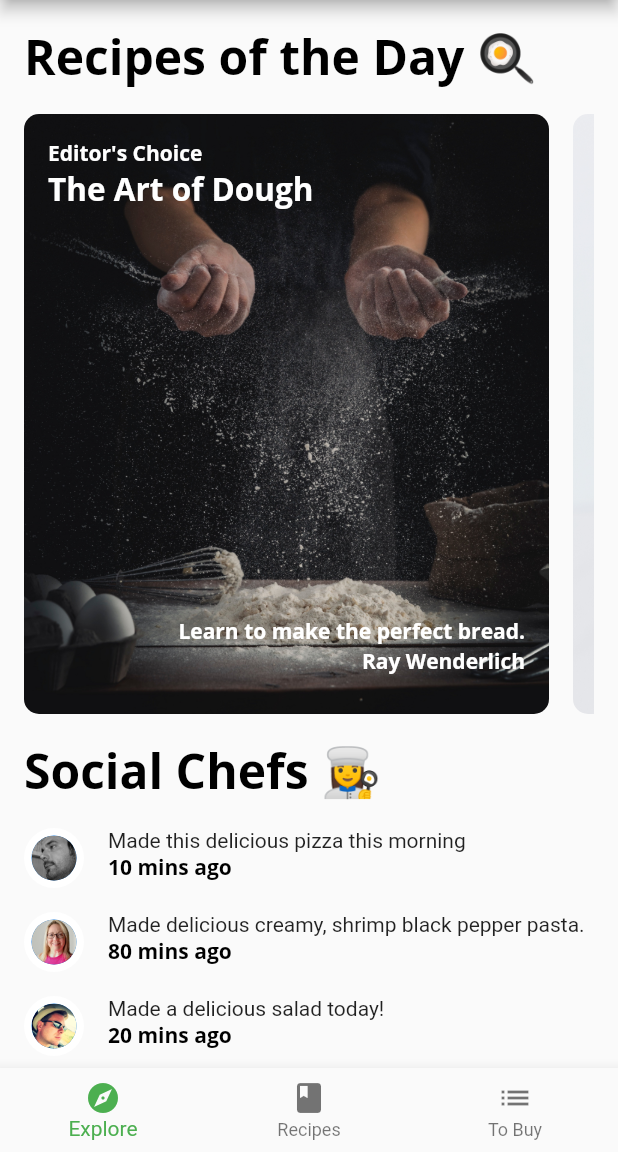
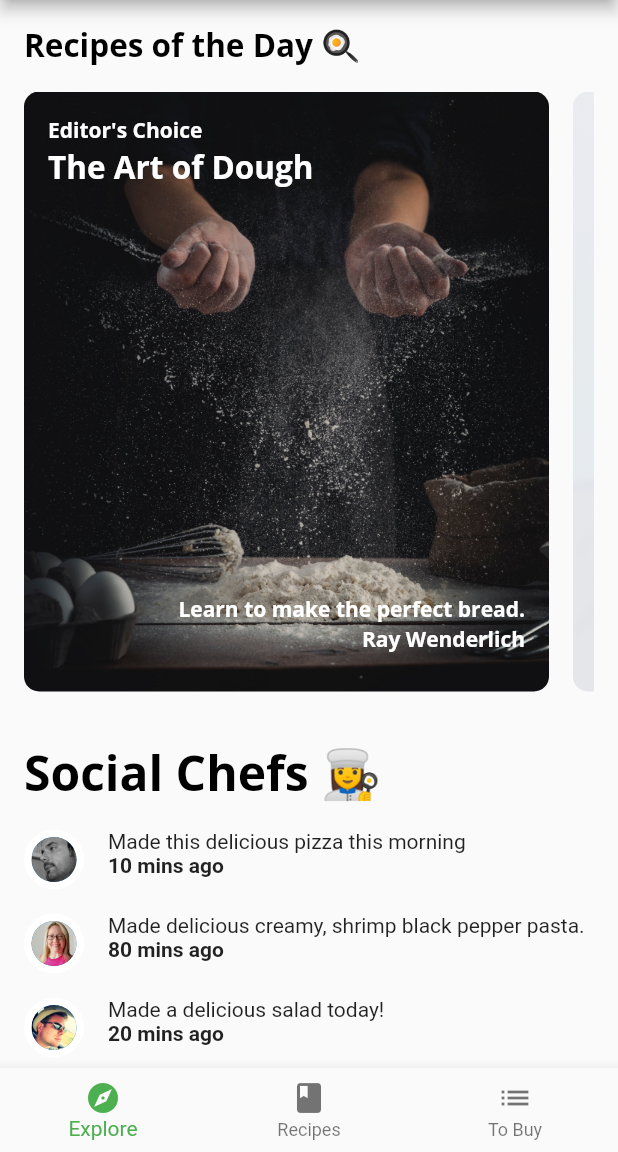
Before and after one commit to hramaroson/fooderlichv2, a Flutter app: the Home screen opened directly with empty values, on a phone screen of 412 x 824 dp, the part 84-1236 px from its top. Run offline on Flutter 3.47's test engine with Material 2 defaults, Android fonts, the light colour scheme and no system bars; our stand-ins replace flutter_colorpicker, google_fonts, shared_preferences, smooth_page_indicator, webview_flutter; accounts and stored records are empty.

Commit message:
Lots of fixes !

```diff
--- a/lib/components/author_card.dart
+++ b/lib/components/author_card.dart
@@ -1,5 +1,4 @@
 import 'package:flutter/material.dart';
-
 import '../fooderlich_theme.dart';
 import 'circle_image.dart';
 
@@ -12,14 +11,14 @@ class AuthorCard extends StatefulWidget {
     super.key,
     required this.authorName,
     required this.title,
-    this.imageProvider,
+    this.imageProvider
   });
 
   @override
-  AuthorCardState createState() => AuthorCardState();
+  State<StatefulWidget> createState() => _AuthorCardState();
 }
 
-class AuthorCardState extends State<AuthorCard> {
+class _AuthorCardState extends State<AuthorCard> {
   bool _isFavorited = false;
 
   @override
@@ -29,38 +28,36 @@ class AuthorCardState extends State<AuthorCard> {
       child: Row(
         mainAxisAlignment: MainAxisAlignment.spaceBetween,
         children: [
-          Row(children: [
           CircleImage(
+            imageRadius: 28,
             imageProvider: widget.imageProvider,
-              imageRadius: 28,
           ),
           const SizedBox(width: 8),
           Column(
             crossAxisAlignment: CrossAxisAlignment.start,
-              children: [
+            children:[
               Text(
                 widget.authorName,
-                  style: FooderlichTheme.lightTextTheme.headline2,
+                style: FooderlichTheme.lightTextTheme.displayMedium
               ),
               Text(
                 widget.title,
-                  style: FooderlichTheme.lightTextTheme.headline3,
+                style: FooderlichTheme.lightTextTheme.displaySmall
+              )
+            ]
+          ),
+          IconButton(
+            icon: Icon( _isFavorited ? Icons.favorite : Icons.favorite_border),
+            iconSize: 30,
+            color: Colors.red[400],
+            onPressed: (){
+                setState(() {
+                  _isFavorited =!_isFavorited;
+                });
+            }
           )
         ],
-            ),
-          ]),
-          IconButton(
-            icon: Icon(_isFavorited ? Icons.favorite : Icons.favorite_border),
-            iconSize: 30,
-            color: Colors.red[400],
-            onPressed: () {
-              setState(() {
-                _isFavorited = !_isFavorited;
-              });
-            },
-          ),
-        ],
-      ),
+      )
     );
   }
 }
--- a/lib/components/card1.dart
+++ b/lib/components/card1.dart
@@ -1,15 +1,13 @@
 import 'package:flutter/material.dart';
-
 import '../fooderlich_theme.dart';
 import '../models/models.dart';
 
-class Card1 extends StatelessWidget {
+class Card1 extends StatelessWidget{
   final ExploreRecipe recipe;
 
   const Card1({
     super.key,
-    required this.recipe,
-  });
+    required this.recipe});
 
   @override
   Widget build(BuildContext context) {
@@ -18,48 +16,44 @@ class Card1 extends StatelessWidget {
         padding: const EdgeInsets.all(16),
         constraints: const BoxConstraints.expand(
           width: 350,
-          height: 450,
+          height: 450
         ),
         decoration: BoxDecoration(
           image: DecorationImage(
             image: AssetImage(recipe.backgroundImage),
-            fit: BoxFit.cover,
+            fit: BoxFit.cover
           ),
-          borderRadius: const BorderRadius.all(
-            Radius.circular(10.0),
-          ),
+          borderRadius: const BorderRadius.all(Radius.circular(10.0))
         ),
         child: Stack(
           children: [
             Text(
               recipe.subtitle,
-              style: FooderlichTheme.darkTextTheme.bodyText1,
-            ),
+              style: FooderlichTheme.darkTextTheme.bodyLarge),
             Positioned(
               top: 20,
               child: Text(
                 recipe.title,
-                style: FooderlichTheme.darkTextTheme.headline2,
-              ),
+                style: FooderlichTheme.darkTextTheme.displayMedium,
+              )
             ),
             Positioned(
               bottom: 30,
               right: 0,
               child: Text(
                 recipe.message,
-                style: FooderlichTheme.darkTextTheme.bodyText1,
-              ),
+                style: FooderlichTheme.darkTextTheme.bodyLarge
+              )
             ),
             Positioned(
               bottom: 10,
               right: 0,
               child: Text(
                 recipe.authorName,
-                style: FooderlichTheme.darkTextTheme.bodyText1,
-              ),
-            )
+                style: FooderlichTheme.darkTextTheme.bodyLarge
+              ))
           ],
-        ),
+        )
       ),
     );
   }
--- a/lib/components/card2.dart
+++ b/lib/components/card2.dart
@@ -1,16 +1,9 @@
 import 'package:flutter/material.dart';
-
 import '../fooderlich_theme.dart';
-import '../models/models.dart';
 import 'author_card.dart';
 
 class Card2 extends StatelessWidget {
-  final ExploreRecipe recipe;
-
-  const Card2({
-    super.key,
-    required this.recipe,
-  });
+  const Card2({super.key});
 
   @override
   Widget build(BuildContext context) {
@@ -18,34 +11,34 @@ class Card2 extends StatelessWidget {
       child: Container(
               constraints: const BoxConstraints.expand(
                 width: 350,
-          height: 450,
+                height: 450
               ),
-        decoration: BoxDecoration(
+              decoration: const BoxDecoration(
                 image: DecorationImage(
-            image: AssetImage(recipe.backgroundImage),
-            fit: BoxFit.cover,
+                  image: AssetImage('assets/magazine_pics/mag2.png'),
+                  fit: BoxFit.cover
                 ),
-          borderRadius: const BorderRadius.all(
-            Radius.circular(10.0),
-          ),
+                borderRadius: BorderRadius.all(
+                  Radius.circular(10.0)
+                )
               ),
               child: Column(
                 children: [
-            AuthorCard(
-              authorName: recipe.authorName,
-              title: recipe.role,
-              imageProvider: AssetImage(recipe.profileImage),
+                  const AuthorCard(
+                    authorName: 'Mike Katz',
+                    title: 'Smoothie connaisseur',
+                    imageProvider: AssetImage('assets/profile_pics/author_katz.jpeg'),
                   ),
                   Expanded(
-              child: Stack(
+                    child:Stack(
                       children: [
                         Positioned(
                           bottom: 16,
                           right: 16,
                           child: Text(
-                      recipe.title,
-                      style: FooderlichTheme.lightTextTheme.headline1,
-                    ),
+                            'Recipe',
+                            style: FooderlichTheme.lightTextTheme.displayLarge,
+                          )
                         ),
                         Positioned(
                           bottom: 70,
@@ -53,17 +46,16 @@ class Card2 extends StatelessWidget {
                           child: RotatedBox(
                             quarterTurns: 3,
                             child: Text(
-                        recipe.subtitle,
-                        style: FooderlichTheme.lightTextTheme.headline1,
-                      ),
-                    ),
-                  ),
+                              'Smoothies',
+                              style:FooderlichTheme.lightTextTheme.displayLarge)
+                            )
+                        )
                       ],
                     ),
-            ),
-          ],
-        ),
-      ),
+                  )
+                ]
+              )
+        )
     );
   }
 }
--- a/lib/components/friend_post_list_view.dart
+++ b/lib/components/friend_post_list_view.dart
@@ -1,14 +1,14 @@
 import 'package:flutter/material.dart';
 
-import '../components/components.dart';
 import '../models/models.dart';
+import 'components.dart';
 
 class FriendPostListView extends StatelessWidget {
   final List<Post> friendPosts;
 
   const FriendPostListView({
     super.key,
-    required this.friendPosts,
+    required this.friendPosts
   });
 
   @override
@@ -17,21 +17,20 @@ class FriendPostListView extends StatelessWidget {
     padding: const EdgeInsets.only(
       left: 16,
       right: 16,
-        top: 0,
+      top: 16
     ),
     child: Column(
       crossAxisAlignment: CrossAxisAlignment.start,
       children: [
         Text(
           'Social Chefs 👩‍🍳',
-            style: Theme.of(context).textTheme.headline1,
+          style: Theme.of(context).textTheme.displayLarge
         ),
         const SizedBox(height: 16),
         ListView.separated(
           primary: false,
           physics: const NeverScrollableScrollPhysics(),
           shrinkWrap: true,
-            scrollDirection: Axis.vertical,
           itemCount: friendPosts.length,
           itemBuilder: (context, index) {
             final post = friendPosts[index];
@@ -39,9 +38,9 @@ class FriendPostListView extends StatelessWidget {
           },
           separatorBuilder: (context, index) {
             return const SizedBox(height: 16);
-            },
+          }
         ),
-          const SizedBox(height: 16),
+      const SizedBox(height: 16)
       ],
     ),
   );
--- a/lib/components/friend_post_tile.dart
+++ b/lib/components/friend_post_tile.dart
@@ -3,12 +3,11 @@ import 'package:flutter/material.dart';
 import '../components/components.dart';
 import '../models/models.dart';
 
-class FriendPostTile extends StatelessWidget {
+class FriendPostTile extends StatelessWidget{
   final Post post;
-
   const FriendPostTile({
     super.key,
-    required this.post,
+    required this.post
   });
 
   @override
@@ -19,7 +18,7 @@ class FriendPostTile extends StatelessWidget {
       children: [
         CircleImage(
           imageProvider: AssetImage(post.profileImageUrl),
-          imageRadius: 20,
+          imageRadius: 20
         ),
         const SizedBox(width: 16),
         Expanded(
@@ -29,12 +28,13 @@ class FriendPostTile extends StatelessWidget {
                 Text(post.comment),
                 Text(
                   '${post.timestamp} mins ago',
-                style: Theme.of(context).textTheme.bodyText1,
-              ),
+                  style: const TextStyle(fontWeight: FontWeight.w700),
+                )
+
               ],
           ),
-        ),
-      ],
+        )
+      ]
     );
   }
 }
--- a/lib/components/today_recipe_list_view.dart
+++ b/lib/components/today_recipe_list_view.dart
@@ -1,14 +1,13 @@
 import 'package:flutter/material.dart';
-
 import '../components/components.dart';
 import '../models/models.dart';
 
-class TodayRecipeListView extends StatelessWidget {
+class TodayRecipeListView extends StatelessWidget{
   final List<ExploreRecipe> recipes;
 
   const TodayRecipeListView({
     super.key,
-    required this.recipes,
+    required this.recipes
   });
 
   @override
@@ -17,14 +16,14 @@ class TodayRecipeListView extends StatelessWidget {
       padding: const EdgeInsets.only(
         left: 16,
         right: 16,
-        top: 16,
-      ),
+        top: 16
+        ),
       child: Column(
         crossAxisAlignment: CrossAxisAlignment.start,
         children: [
           Text(
             'Recipes of the Day 🍳',
-            style: Theme.of(context).textTheme.headline1,
+            style: Theme.of(context).textTheme.displayMedium
           ),
           const SizedBox(height: 16),
           Container(
@@ -33,29 +32,30 @@ class TodayRecipeListView extends StatelessWidget {
             child: ListView.separated(
               scrollDirection: Axis.horizontal,
               itemCount: recipes.length,
+
               itemBuilder: (context, index) {
                 final recipe = recipes[index];
                 return buildCard(recipe);
               },
+
               separatorBuilder: (context, index) {
                 return const SizedBox(width: 16);
               },
             ),
-          ),
+          )
         ],
       ),
     );
   }
-
-  Widget buildCard(ExploreRecipe recipe) {
-    if (recipe.cardType == RecipeCardType.card1) {
+  Widget buildCard(ExploreRecipe recipe){
+    if(recipe.cardType == RecipeCardType.card1){
       return Card1(recipe: recipe);
-    } else if (recipe.cardType == RecipeCardType.card2) {
-      return Card2(recipe: recipe);
-    } else if (recipe.cardType == RecipeCardType.card3) {
-      return Card3(recipe: recipe);
+    } else if(recipe.cardType == RecipeCardType.card2){
+      return const Card2();
+    } else if(recipe.cardType == RecipeCardType.card3){
+      return const Card3();
     } else {
-      throw Exception("This card doesn't exist yet");
+      throw Exception('This card doesn\'t exist yet');
     }
   }
 }
--- a/lib/fooderlich_theme.dart
+++ b/lib/fooderlich_theme.dart
@@ -3,99 +3,92 @@ import 'package:google_fonts/google_fonts.dart';
 
 class FooderlichTheme {
   static TextTheme lightTextTheme = TextTheme(
-    bodyText1: GoogleFonts.openSans(
-      fontSize: 14.0,
+    bodyLarge: GoogleFonts.openSans(
+      fontSize: 14,
       fontWeight: FontWeight.w700,
-      color: Colors.black,
+      color: Colors.black
     ),
-    headline1: GoogleFonts.openSans(
+    displayLarge: GoogleFonts.openSans(
       fontSize: 32.0,
       fontWeight: FontWeight.bold,
-      color: Colors.black,
+      color: Colors.black
     ),
-    headline2: GoogleFonts.openSans(
-      fontSize: 21.0,
+    displayMedium: GoogleFonts.openSans(
+      fontSize: 21,
       fontWeight: FontWeight.w700,
-      color: Colors.black,
+      color: Colors.black
     ),
-    headline3: GoogleFonts.openSans(
-      fontSize: 16.0,
+    displaySmall: GoogleFonts.openSans(
+      fontSize: 16,
       fontWeight: FontWeight.w600,
-      color: Colors.black,
+      color: Colors.black
     ),
-    headline6: GoogleFonts.openSans(
-      fontSize: 20.0,
+    titleLarge: GoogleFonts.openSans(
+      fontSize: 20,
       fontWeight: FontWeight.w600,
-      color: Colors.black,
-    ),
+      color: Colors.black
+    )
   );
 
   static TextTheme darkTextTheme = TextTheme(
-    bodyText1: GoogleFonts.openSans(
-      fontSize: 14.0,
+    bodyLarge: GoogleFonts.openSans(
+      fontSize: 14,
       fontWeight: FontWeight.w700,
-      color: Colors.white,
+      color: Colors.white
     ),
-    headline1: GoogleFonts.openSans(
+    displayLarge: GoogleFonts.openSans(
       fontSize: 32.0,
       fontWeight: FontWeight.bold,
-      color: Colors.white,
+      color: Colors.white
     ),
-    headline2: GoogleFonts.openSans(
-      fontSize: 21.0,
+    displayMedium: GoogleFonts.openSans(
+      fontSize: 21,
       fontWeight: FontWeight.w700,
-      color: Colors.white,
+      color: Colors.white
     ),
-    headline3: GoogleFonts.openSans(
-      fontSize: 16.0,
+    displaySmall: GoogleFonts.openSans(
+      fontSize: 16,
       fontWeight: FontWeight.w600,
-      color: Colors.white,
+      color: Colors.white
     ),
-    headline6: GoogleFonts.openSans(
-      fontSize: 20.0,
+    titleLarge: GoogleFonts.openSans(
+      fontSize: 20,
       fontWeight: FontWeight.w600,
-      color: Colors.white,
-    ),
+      color: Colors.white
+    )
   );
 
-  static ThemeData light() {
+  static ThemeData light(){
     return ThemeData(
       brightness: Brightness.light,
-      checkboxTheme: CheckboxThemeData(
-        fillColor: MaterialStateColor.resolveWith((states) {
-          return Colors.black;
-        }),
-      ),
+
       appBarTheme: const AppBarTheme(
         foregroundColor: Colors.black,
-        backgroundColor: Colors.white,
+        backgroundColor: Colors.white
       ),
-      floatingActionButtonTheme: const FloatingActionButtonThemeData(
-        foregroundColor: Colors.white,
-        backgroundColor: Colors.black,
-      ),
+
+      textTheme: lightTextTheme,
+
       bottomNavigationBarTheme: const BottomNavigationBarThemeData(
         selectedItemColor: Colors.green,
-      ),
-      textTheme: lightTextTheme,
+      )
     );
   }
 
-  static ThemeData dark() {
+  static ThemeData dark(){
     return ThemeData(
       brightness: Brightness.dark,
-      appBarTheme: AppBarTheme(
+
+      appBarTheme: const AppBarTheme(
         foregroundColor: Colors.white,
-        backgroundColor: Colors.grey[900],
+        backgroundColor: Colors.grey,
       ),
-      floatingActionButtonTheme: const FloatingActionButtonThemeData(
-        foregroundColor: Colors.white,
-        backgroundColor: Colors.green,
-      ),
+
+      textTheme: darkTextTheme,
+
       bottomNavigationBarTheme: const BottomNavigationBarThemeData(
         selectedItemColor: Colors.green,
-      ),
-      textTheme: darkTextTheme,
+      )
     );
   }
 }
--- a/lib/screens/home.dart
+++ b/lib/screens/home.dart
@@ -29,7 +29,7 @@ class HomeState extends State<Home> {
       appBar: AppBar(
         title: Text(
           'Fooderlich',
-          style: Theme.of(context).textTheme.headline6,
+          style: Theme.of(context).textTheme.titleLarge,
         ),
         actions: [
           profileButton(widget.currentTab),
```
Also changed, not shown: lib/components/card3.dart (+72 -46 lines), lib/components/recipe_thumbnail.dart (+9 -9 lines), pubspec.yaml (line endings or trailing spaces). Lines whose indentation alone changed are shown as unchanged.
